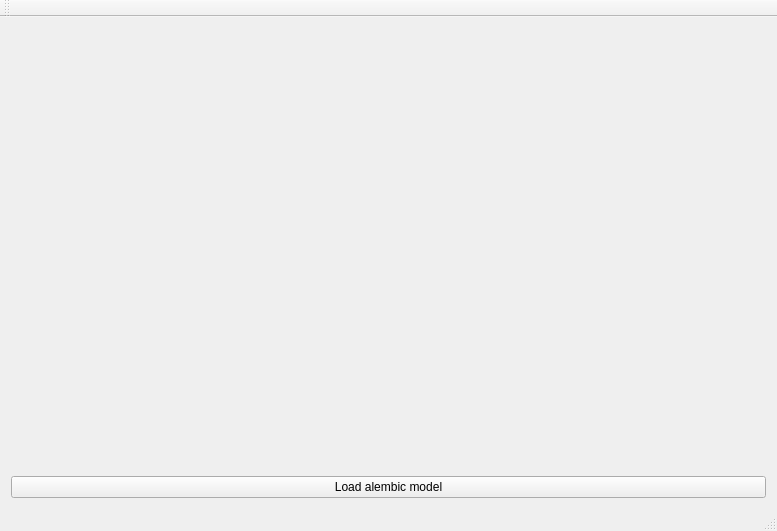
First picture: the form in dev/ui/mainwindow.ui, repository IdrisMiles/masterclass, before the edit.
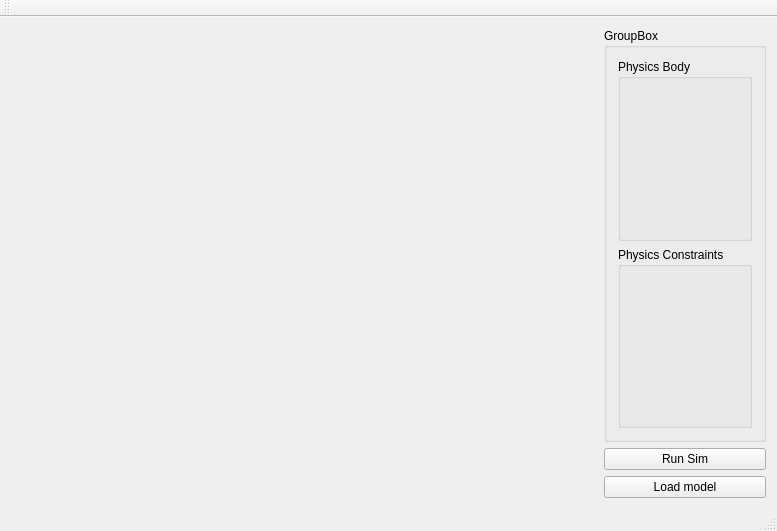
Second picture: the form after the edit.

The edit to the form file:
```diff
--- a/dev/ui/mainwindow.ui
+++ b/dev/ui/mainwindow.ui
@@ -15,26 +15,56 @@
   </property>
   <widget class="QWidget" name="centralWidget">
    <layout class="QGridLayout" name="gridLayout">
-    <item row="1" column="0">
+    <item row="3" column="1">
      <widget class="QPushButton" name="s_LoadAlembic">
       <property name="text">
-       <string>Load alembic model</string>
+       <string>Load model</string>
       </property>
      </widget>
     </item>
-    <item row="0" column="0">
-     <spacer name="verticalSpacer">
+    <item row="2" column="1">
+     <widget class="QPushButton" name="s_runSimBtn">
+      <property name="text">
+       <string>Run Sim</string>
+      </property>
+     </widget>
+    </item>
+    <item row="0" column="0" rowspan="4">
+     <spacer name="horizontalSpacer">
       <property name="orientation">
-       <enum>Qt::Vertical</enum>
+       <enum>Qt::Horizontal</enum>
       </property>
       <property name="sizeHint" stdset="0">
        <size>
-        <width>20</width>
-        <height>40</height>
+        <width>40</width>
+        <height>20</height>
        </size>
       </property>
      </spacer>
     </item>
+    <item row="0" column="1" rowspan="2">
+     <widget class="QGroupBox" name="groupBox">
+      <property name="title">
+       <string>GroupBox</string>
+      </property>
+      <layout class="QGridLayout" name="gridLayout_2">
+       <item row="0" column="0">
+        <widget class="QGroupBox" name="groupBox_2">
+         <property name="title">
+          <string>Physics Body</string>
+         </property>
+        </widget>
+       </item>
+       <item row="1" column="0">
+        <widget class="QGroupBox" name="groupBox_3">
+         <property name="title">
+          <string>Physics Constraints</string>
+         </property>
+        </widget>
+       </item>
+      </layout>
+     </widget>
+    </item>
    </layout>
   </widget>
   <widget class="QMenuBar" name="menuBar">
```
